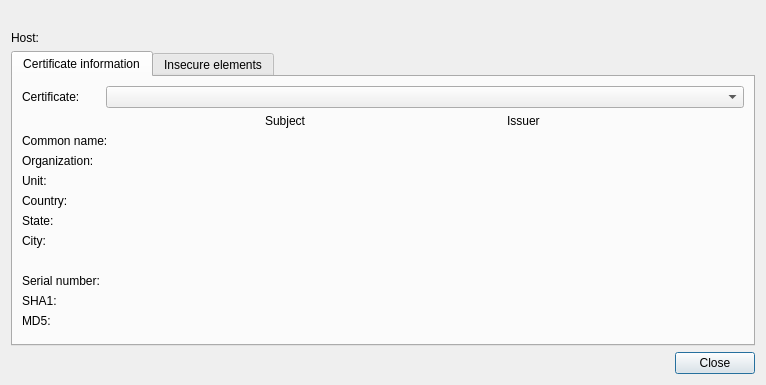
This is src/plugins/poshuku/sslstatedialog.ui in 0xd34df00d/leechcraft as Qt 5 draws it before an edit. The edited form follows.
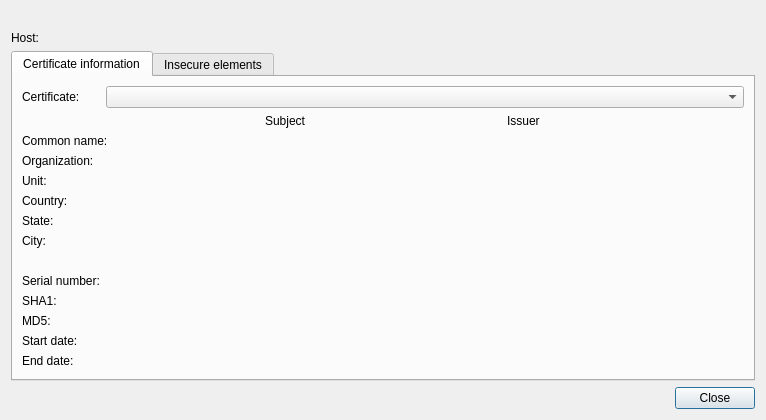
This is the edited form.

Commit message: [Poshuku] Added dates to SSL cert dialog.

Patch:
```diff
--- a/src/plugins/poshuku/sslstatedialog.ui
+++ b/src/plugins/poshuku/sslstatedialog.ui
@@ -280,6 +280,34 @@
          </property>
         </widget>
        </item>
+       <item row="6" column="0">
+        <widget class="QLabel" name="label_15">
+         <property name="text">
+          <string>Start date:</string>
+         </property>
+        </widget>
+       </item>
+       <item row="7" column="0">
+        <widget class="QLabel" name="label_16">
+         <property name="text">
+          <string>End date:</string>
+         </property>
+        </widget>
+       </item>
+       <item row="6" column="1">
+        <widget class="QLabel" name="StartDate_">
+         <property name="text">
+          <string/>
+         </property>
+        </widget>
+       </item>
+       <item row="7" column="1">
+        <widget class="QLabel" name="EndDate_">
+         <property name="text">
+          <string/>
+         </property>
+        </widget>
+       </item>
       </layout>
      </widget>
      <widget class="QWidget" name="tab_2">
```
The commit also changes 1 other file.
